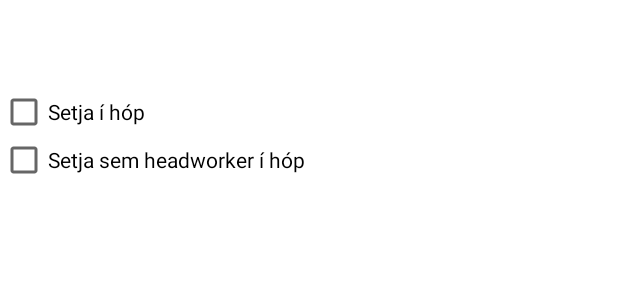
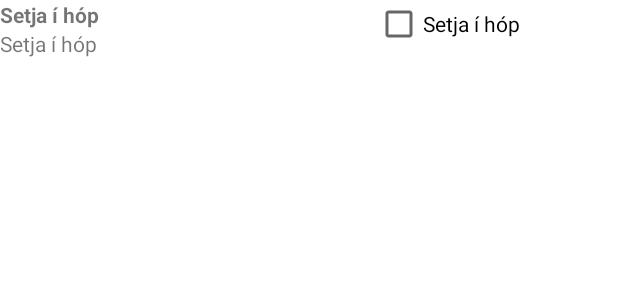
Before and after one commit to Schuleboogie/verkvitinn-android, an Android app: the layout workerlistitem.xml on its own in the app's theme, with its tools: preview values and no code run, on a phone screen of 412 x 824 dp. Shown: the top 300 px of the screen. Run offline under Robolectric (Android 15) with nearby library versions, the phone set to English and light mode, and no system bars.

Commit message:
worker group almost inserting

```diff
--- a/app/src/main/res/layout/activity_worker_group.xml
+++ b/app/src/main/res/layout/activity_worker_group.xml
@@ -48,7 +48,6 @@
         android:layout_alignParentLeft="true"
         android:layout_alignParentStart="true"
         android:id="@+id/submitGroupButton"
-        android:layout_below="@+id/projectList"
-        android:onClick="createGroup" />
+        android:layout_below="@+id/projectList" />
 
 </RelativeLayout>
--- a/app/src/main/res/layout/workerlistitem.xml
+++ b/app/src/main/res/layout/workerlistitem.xml
@@ -1,31 +1,40 @@
 <?xml version="1.0" encoding="utf-8"?>
 <LinearLayout xmlns:android="http://schemas.android.com/apk/res/android"
     android:layout_width="match_parent"
-    android:layout_height="match_parent"
-    android:orientation="vertical"
-    android:paddingTop="20dp"
-    android:paddingBottom="20dp">
+    android:layout_height="wrap_content"
+    android:orientation="vertical">
 
-    <TextView
+    <LinearLayout
         android:layout_width="match_parent"
         android:layout_height="wrap_content"
-        android:id="@+id/wName"
-        android:textStyle="normal|bold" />
-    <TextView
-        android:layout_width="match_parent"
-        android:layout_height="wrap_content"
-        android:id="@+id/wUName"/>
+        android:orientation="horizontal">
 
-    <CheckBox
-        android:id="@+id/cb_setWorker"
-        android:layout_width="wrap_content"
-        android:layout_height="wrap_content"
-        android:text="Setja í hóp" />
+        <LinearLayout
+            android:layout_width="wrap_content"
+            android:layout_height="wrap_content"
+            android:orientation="vertical">
 
-    <CheckBox
-        android:id="@+id/cb_setHeadWorker"
-        android:layout_width="wrap_content"
-        android:layout_height="wrap_content"
-        android:text="Setja sem headworker í hóp" />
+            <TextView
+                android:id="@+id/wName"
+                android:layout_width="250dp"
+                android:layout_height="wrap_content"
+                android:textStyle="normal|bold"
+                android:text="Setja í hóp" />
+
+            <TextView
+                android:id="@+id/wUName"
+                android:layout_width="match_parent"
+                android:layout_height="wrap_content"
+                android:text="Setja í hóp" />
+        </LinearLayout>
+
+        <CheckBox
+            android:id="@+id/cb_setWorker"
+            android:layout_width="match_parent"
+            android:layout_height="wrap_content"
+            android:layout_weight="1"
+            android:text="Setja í hóp" />
+
+    </LinearLayout>
 
 </LinearLayout>
```
Also changed, not shown: app/src/main/java/is/hi/verkvitinn/WorkerGroup.java (+30 -1 lines), app/src/main/java/is/hi/verkvitinn/WorkerList.java (+24 -0 lines), app/src/main/java/is/hi/verkvitinn/persistence/entities/Group.java (+4 -3 lines), app/src/main/java/is/hi/verkvitinn/persistence/repositories/DatabaseHelper.java (+7 -1 lines).
